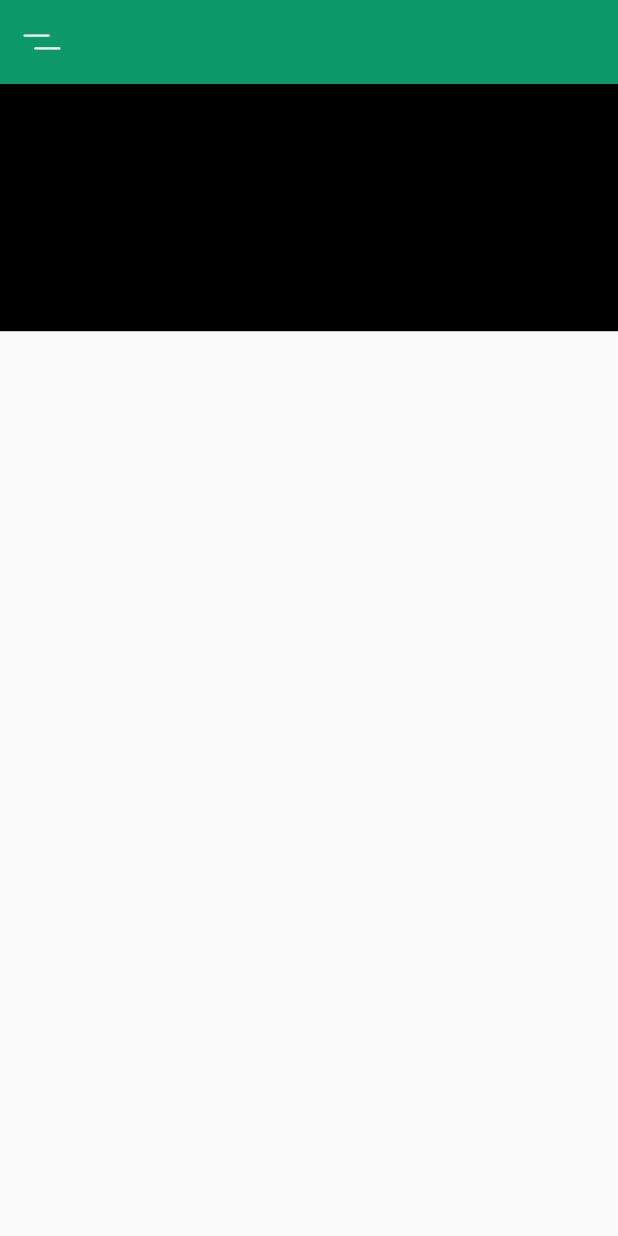
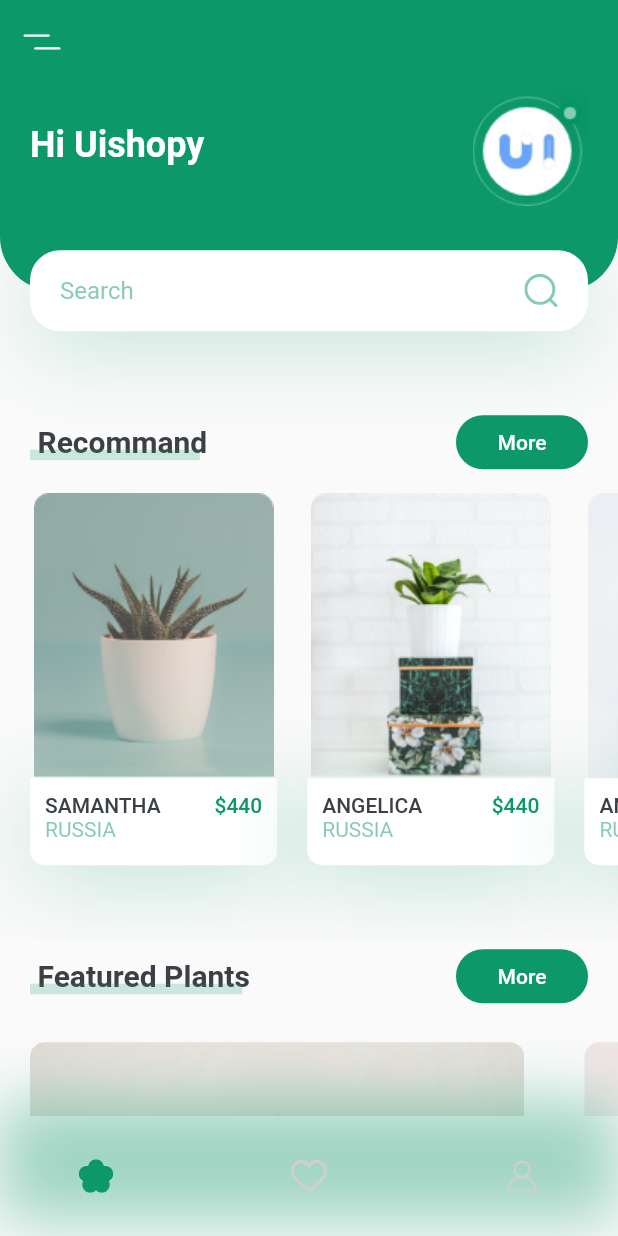
Before and after one commit to zhanghao19920218/plant_ui, a Flutter app: the screen it shows after launch, on a phone screen of 412 x 824 dp. Run offline on Flutter 3.47's test engine with Material 2 defaults, Android fonts, the phone set to English and light mode, and no system bars; our stand-ins replace flutter_svg.

Commit message:
1更新界面

```diff
--- /dev/null
+++ b/lib/screens/details/details_screen.dart
@@ -0,0 +1 @@
+import 'package:flutter/material.dart';
--- a/lib/screens/home/components/body.dart
+++ b/lib/screens/home/components/body.dart
@@ -1,17 +1,27 @@
 import 'package:flutter/material.dart';
+import 'package:plant_ui/constants.dart';
+import 'package:plant_ui/screens/home/components/featured_plants.dart';
+import 'package:plant_ui/screens/home/components/header_with_searchbox.dart';
+import 'package:plant_ui/screens/home/components/recommands_plants.dart';
+import 'package:plant_ui/screens/home/components/title_with_more_btn.dart';
 
 class Body extends StatelessWidget {
   @override
   Widget build(BuildContext context) {
     //It will provide us total height
     Size size = MediaQuery.of(context).size;
-    return Column(
-      children: <Widget>[
-        Container(
-          height: size.height * 0.2,
-          color: Colors.black,
-        )
-      ],
+    return SingleChildScrollView(
+      child: Column(
+        children: [
+          HeaderWithSearchBox(size: size),
+          TitleWithMoreBtn(title: "Recommand", onPress: () {}),
+          // it will cover 40% of our total width
+          RecommandsPlants(),
+          TitleWithMoreBtn(title: "Featured Plants", onPress: () {}),
+          FeaturedPlants(),
+          SizedBox(height: kDefaultPadding,)
+        ],
+      ),
     );
   }
 }
--- /dev/null
+++ b/lib/screens/home/components/feature_plant_card.dart
@@ -0,0 +1,27 @@
+import 'package:flutter/material.dart';
+import 'package:plant_ui/constants.dart';
+
+class FeaturePlantCard extends StatelessWidget {
+  const FeaturePlantCard(
+      {Key key, @required this.assertUrl, @required this.onPressed})
+      : super(key: key);
+
+  final String assertUrl;
+  final Function onPressed;
+
+  @override
+  Widget build(BuildContext context) {
+    Size size = MediaQuery.of(context).size;
+    return GestureDetector(
+      onTap: onPressed,
+      child: Container(
+        margin: const EdgeInsets.all(kDefaultPadding),
+        width: size.width * 0.8,
+        height: 185,
+        decoration: BoxDecoration(
+            borderRadius: BorderRadius.circular(10),
+            image: DecorationImage(image: AssetImage(assertUrl), fit: BoxFit.cover)),
+      ),
+    );
+  }
+}
--- /dev/null
+++ b/lib/screens/home/components/featured_plants.dart
@@ -0,0 +1,27 @@
+import 'package:flutter/material.dart';
+import 'package:plant_ui/screens/home/components/feature_plant_card.dart';
+
+class FeaturedPlants extends StatelessWidget {
+  const FeaturedPlants({
+    Key key,
+  }) : super(key: key);
+
+  @override
+  Widget build(BuildContext context) {
+    return SingleChildScrollView(
+      scrollDirection: Axis.horizontal,
+      child: Row(
+        children: [
+          FeaturePlantCard(
+            assertUrl: "assets/images/bottom_img_1.png",
+            onPressed: () {},
+          ),
+          FeaturePlantCard(
+            assertUrl: "assets/images/bottom_img_2.png",
+            onPressed: () {},
+          ),
+        ],
+      ),
+    );
+  }
+}
--- /dev/null
+++ b/lib/screens/home/components/header_with_searchbox.dart
@@ -0,0 +1,84 @@
+import 'package:flutter/material.dart';
+import 'package:flutter_svg/svg.dart';
+import 'package:plant_ui/constants.dart';
+
+class HeaderWithSearchBox extends StatelessWidget {
+  const HeaderWithSearchBox({
+    Key key,
+    @required this.size,
+  }) : super(key: key);
+
+  final Size size;
+
+  @override
+  Widget build(BuildContext context) {
+    return Container(
+      margin: const EdgeInsets.only(bottom: kDefaultPadding * 2.5),
+      height: size.height * 0.2,
+      child: Stack(
+        children: [
+          Container(
+            padding: const EdgeInsets.only(
+                left: kDefaultPadding,
+                right: kDefaultPadding,
+                bottom: 36 + kDefaultPadding),
+            height: size.height * 0.2 - 27,
+            decoration: BoxDecoration(
+                color: kPrimaryColor,
+                borderRadius: BorderRadius.only(
+                    bottomLeft: Radius.circular(36),
+                    bottomRight: Radius.circular(36))),
+            child: Row(
+              children: [
+                Text("Hi Uishopy",
+                    style: Theme.of(context).textTheme.headline5.copyWith(
+                        color: Colors.white, fontWeight: FontWeight.bold)),
+                Spacer(),
+                Image.asset("assets/images/logo.png")
+              ],
+            ),
+          ),
+          Positioned(
+              bottom: 0,
+              left: 0,
+              right: 0,
+              child: Container(
+                alignment: Alignment.center,
+                margin: const EdgeInsets.symmetric(horizontal: kDefaultPadding),
+                padding:
+                    const EdgeInsets.symmetric(horizontal: kDefaultPadding),
+                height: 54,
+                decoration: BoxDecoration(
+                    color: Colors.white,
+                    borderRadius: BorderRadius.circular(20),
+                    boxShadow: [
+                      BoxShadow(
+                          offset: Offset(0, 10),
+                          blurRadius: 50,
+                          color: kPrimaryColor.withOpacity(0.23))
+                    ]),
+                child: Row(
+                  children: [
+                    Expanded(
+                      child: TextField(
+                        decoration: InputDecoration(
+                          hintText: "Search",
+                          hintStyle:
+                              TextStyle(color: kPrimaryColor.withOpacity(0.5)),
+                          enabledBorder: InputBorder.none,
+                          focusedBorder: InputBorder.none,
+                          // suffix isn't working properly with SVG
+                          // that's why we use row
+                          // suffix: SvgPicture.asset("assets/icons/search.svg")
+                        ),
+                      ),
+                    ),
+                    SvgPicture.asset("assets/icons/search.svg")
+                  ],
+                ),
+              )),
+        ],
+      ),
+    );
+  }
+}
--- /dev/null
+++ b/lib/screens/home/components/my_bottom_nav_bar.dart
@@ -0,0 +1,38 @@
+import 'package:flutter/material.dart';
+import 'package:flutter_svg/svg.dart';
+import 'package:plant_ui/constants.dart';
+
+class MyBottomNavBar extends StatelessWidget {
+  const MyBottomNavBar({
+    Key key,
+  }) : super(key: key);
+
+  @override
+  Widget build(BuildContext context) {
+    return Container(
+      padding: const EdgeInsets.only(
+          left: kDefaultPadding * 2, right: kDefaultPadding * 2),
+      height: 80,
+      decoration: BoxDecoration(boxShadow: [
+        BoxShadow(
+            offset: Offset(0, -10),
+            blurRadius: 35,
+            color: kPrimaryColor.withOpacity(0.38))
+      ]),
+      child: Row(mainAxisAlignment: MainAxisAlignment.spaceBetween, children: [
+        IconButton(
+          icon: SvgPicture.asset("assets/icons/flower.svg"),
+          onPressed: () {},
+        ),
+        IconButton(
+          icon: SvgPicture.asset("assets/icons/heart-icon.svg"),
+          onPressed: () {},
+        ),
+        IconButton(
+          icon: SvgPicture.asset("assets/icons/user-icon.svg"),
+          onPressed: () {},
+        ),
+      ]),
+    );
+  }
+}
--- /dev/null
+++ b/lib/screens/home/components/recommand_plant_card.dart
@@ -0,0 +1,79 @@
+import 'package:flutter/material.dart';
+import 'package:plant_ui/constants.dart';
+
+class RecommandPlantCard extends StatelessWidget {
+  final String assertUrl;
+  final String name;
+  final String location;
+  final String price;
+  final Function onPressed;
+  const RecommandPlantCard(
+      {Key key,
+      @required this.assertUrl,
+      @required this.name,
+      @required this.location,
+      @required this.price,
+      @required this.onPressed
+      // @required this.size,
+      })
+      : super(key: key);
+
+  // final Size size;
+
+  @override
+  Widget build(BuildContext context) {
+    Size size = MediaQuery.of(context).size;
+    return Container(
+      margin: const EdgeInsets.only(
+          left: kDefaultPadding,
+          top: kDefaultPadding / 2,
+          bottom: kDefaultPadding * 2.5),
+      child: Column(children: [
+        Image.asset(assertUrl),
+        GestureDetector(
+          onTap: onPressed,
+          child: Container(
+            padding: const EdgeInsets.only(
+                left: kDefaultPadding / 2,
+                top: kDefaultPadding / 2,
+                right: kDefaultPadding / 2),
+            decoration: BoxDecoration(
+                color: Colors.white,
+                boxShadow: [
+                  BoxShadow(
+                      offset: Offset(0, 10),
+                      blurRadius: 50,
+                      color: kPrimaryColor.withOpacity(0.23)),
+                ],
+                borderRadius: BorderRadius.only(
+                    bottomLeft: Radius.circular(10),
+                    bottomRight: Radius.circular(10))),
+            width: size.width * 0.4,
+            child: Row(
+              crossAxisAlignment: CrossAxisAlignment.start,
+              children: [
+                RichText(
+                    text: TextSpan(children: [
+                  TextSpan(
+                      text: "$name\n".toUpperCase(),
+                      style: Theme.of(context).textTheme.button),
+                  TextSpan(
+                      text: "$location\n".toUpperCase(),
+                      style: TextStyle(color: kPrimaryColor.withOpacity(0.5))),
+                ])),
+                Spacer(),
+                Text(
+                  '\$$price',
+                  style: Theme.of(context)
+                      .textTheme
+                      .button
+                      .copyWith(color: kPrimaryColor),
+                )
+              ],
+            ),
+          ),
+        ),
+      ]),
+    );
+  }
+}
--- /dev/null
+++ b/lib/screens/home/components/recommands_plants.dart
@@ -0,0 +1,40 @@
+import 'package:flutter/material.dart';
+import 'package:plant_ui/screens/home/components/recommand_plant_card.dart';
+
+class RecommandsPlants extends StatelessWidget {
+  const RecommandsPlants({
+    Key key,
+  }) : super(key: key);
+
+  @override
+  Widget build(BuildContext context) {
+    return SingleChildScrollView(
+      scrollDirection: Axis.horizontal,
+      child: Row(
+        children: [
+          RecommandPlantCard(
+            assertUrl: "assets/images/image_1.png",
+            name: "Samantha",
+            location: "Russia",
+            price: "440",
+            onPressed: () {},
+          ),
+          RecommandPlantCard(
+            assertUrl: "assets/images/image_2.png",
+            name: "Angelica",
+            location: "Russia",
+            price: "440",
+            onPressed: () {},
+          ),
+          RecommandPlantCard(
+            assertUrl: "assets/images/image_3.png",
+            name: "Angelica",
+            location: "Russia",
+            price: "440",
+            onPressed: () {},
+          ),
+        ],
+      ),
+    );
+  }
+}
--- /dev/null
+++ b/lib/screens/home/components/title_with_more_btn.dart
@@ -0,0 +1,65 @@
+import 'package:flutter/material.dart';
+import 'package:plant_ui/constants.dart';
+
+class TitleWithMoreBtn extends StatelessWidget {
+  final String title;
+  final Function onPress;
+
+  const TitleWithMoreBtn({
+    Key key,
+    @required this.title,
+    @required this.onPress
+  }) : super(key: key);
+
+  @override
+  Widget build(BuildContext context) {
+    return Padding(
+      padding: const EdgeInsets.symmetric(horizontal: kDefaultPadding),
+      child: Row(
+        children: [
+          TitleWithCustomUnderline(text: title),
+          Spacer(),
+          FlatButton(
+            shape: RoundedRectangleBorder(
+                borderRadius: BorderRadius.circular(20)),
+            child: Text("More", style: TextStyle(color: Colors.white),),
+            color: kPrimaryColor,
+            onPressed: onPress,
+          )
+        ],
+      ),
+    );
+  }
+}
+
+class TitleWithCustomUnderline extends StatelessWidget {
+  final String text;
+
+  const TitleWithCustomUnderline({Key key, @required this.text})
+      : super(key: key);
+
+  @override
+  Widget build(BuildContext context) {
+    return Container(
+        height: 24,
+        child: Stack(
+          children: [
+            Padding(
+              padding: const EdgeInsets.only(left: kDefaultPadding / 4),
+              child: Text(
+                text,
+                style: TextStyle(fontSize: 20, fontWeight: FontWeight.bold),
+              ),
+            ),
+            Positioned(
+                bottom: 0,
+                left: 0,
+                right: 0,
+                child: Container(
+                    margin: const EdgeInsets.only(right: kDefaultPadding / 4),
+                    height: 7,
+                    color: kPrimaryColor.withOpacity(0.2)))
+          ],
+        ));
+  }
+}
--- a/lib/screens/home/home_screen.dart
+++ b/lib/screens/home/home_screen.dart
@@ -1,6 +1,7 @@
 import 'package:flutter/material.dart';
 import 'package:flutter_svg/svg.dart';
 import 'package:plant_ui/screens/home/components/body.dart';
+import 'package:plant_ui/screens/home/components/my_bottom_nav_bar.dart';
 
 class HomeScreen extends StatelessWidget {
   @override
@@ -8,17 +9,16 @@ class HomeScreen extends StatelessWidget {
     return Scaffold(
       appBar: buildAppBar(),
       body: Body(),
+      bottomNavigationBar: MyBottomNavBar(),
     );
   }
 
-
   Widget buildAppBar() {
-     return AppBar(
-                    elevation: 0,
-                    leading: IconButton(
-                      icon: SvgPicture.asset("assets/icons/menu.svg"),
-                      onPressed: (){},
-                    )
-                    );
+    return AppBar(
+        elevation: 0,
+        leading: IconButton(
+          icon: SvgPicture.asset("assets/icons/menu.svg"),
+          onPressed: () {},
+        ));
   }
 }
```
